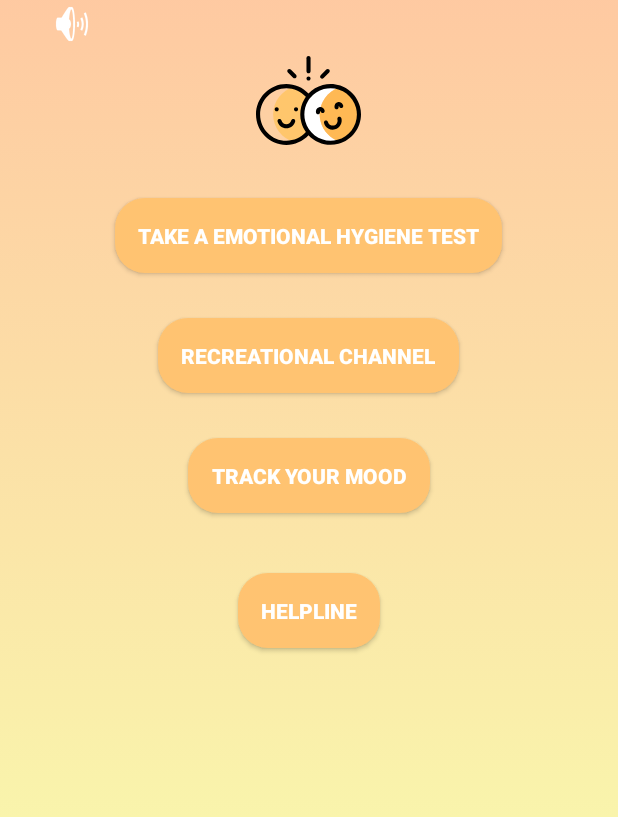
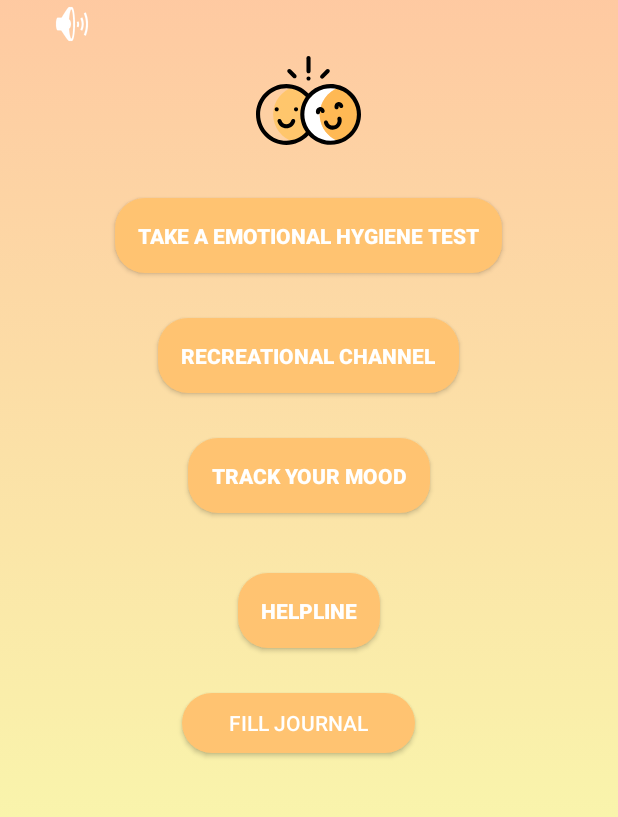
Before and after one commit to harshita99/HeyYou, an Android app: the screen it shows after launch (MainActivity), on a phone screen of 412 x 824 dp, the part 207-1024 px from its top. Run offline under Robolectric (Android 15) with nearby library versions, the phone set to English and light mode, and no system bars.

Commit message:
final from nisha

```diff
--- a/app/build.gradle
+++ b/app/build.gradle
@@ -1,4 +1,5 @@
 apply plugin: 'com.android.application'
+apply plugin: 'com.google.gms.google-services'
 
 android {
     compileSdkVersion 28
@@ -22,6 +23,7 @@ dependencies {
     implementation fileTree(dir: 'libs', include: ['*.jar'])
     implementation 'androidx.appcompat:appcompat:1.0.2'
     implementation 'androidx.constraintlayout:constraintlayout:1.1.3'
+    implementation 'com.google.firebase:firebase-database:16.0.4'
     testImplementation 'junit:junit:4.12'
     androidTestImplementation 'androidx.test:runner:1.1.1'
     androidTestImplementation 'androidx.test.espresso:espresso-core:3.1.1'
--- a/app/src/main/AndroidManifest.xml
+++ b/app/src/main/AndroidManifest.xml
@@ -21,6 +21,10 @@
         <activity android:name=".MentalTest">
         </activity>
         <activity android:name=".MainDraw"></activity>
+        <activity android:name=".choose" />
+        <activity android:name=".writeSomething" />
+        <activity android:name=".readJournal" />
+        <activity android:name=".DaysList" />
     </application>
 
 </manifest>
--- a/app/src/main/java/com/example/dopamineproject/MainActivity.java
+++ b/app/src/main/java/com/example/dopamineproject/MainActivity.java
@@ -56,6 +56,11 @@ public class MainActivity extends AppCompatActivity {
     public void journal(View view ){
 
     }
+    public void next(View v){
+        Intent i = new Intent(this,DaysList.class);
+
+        startActivity(i);
+    }
 
 
 }
--- a/app/src/main/res/layout/activity_main.xml
+++ b/app/src/main/res/layout/activity_main.xml
@@ -99,4 +99,22 @@
         android:textStyle="bold">
     </Button>
 
+    <Button
+        android:id="@+id/fill_journal"
+        android:layout_width="155dp"
+        android:layout_height="40dp"
+        android:layout_marginStart="121dp"
+        android:layout_marginLeft="121dp"
+        android:layout_marginTop="30dp"
+        android:layout_marginEnd="172dp"
+        android:layout_marginRight="172dp"
+        android:layout_marginBottom="248dp"
+        android:background="@drawable/rounded_button"
+        android:onClick="next"
+        android:text="Fill Journal"
+        android:textColor="@android:color/white"
+        app:layout_constraintBottom_toBottomOf="parent"
+        app:layout_constraintEnd_toEndOf="parent"
+        app:layout_constraintStart_toStartOf="parent"></Button>
+
 </LinearLayout>
--- a/build.gradle
+++ b/build.gradle
@@ -8,6 +8,9 @@ buildscript {
     }
     dependencies {
         classpath 'com.android.tools.build:gradle:3.5.1'
+        classpath 'com.google.gms:google-services:4.2.0'
+        classpath 'com.android.tools.build:gradle:3.4.2'
+        classpath 'com.google.gms:google-services:4.3.2'
 
         // NOTE: Do not place your application dependencies here; they belong
         // in the individual module build.gradle files
```
